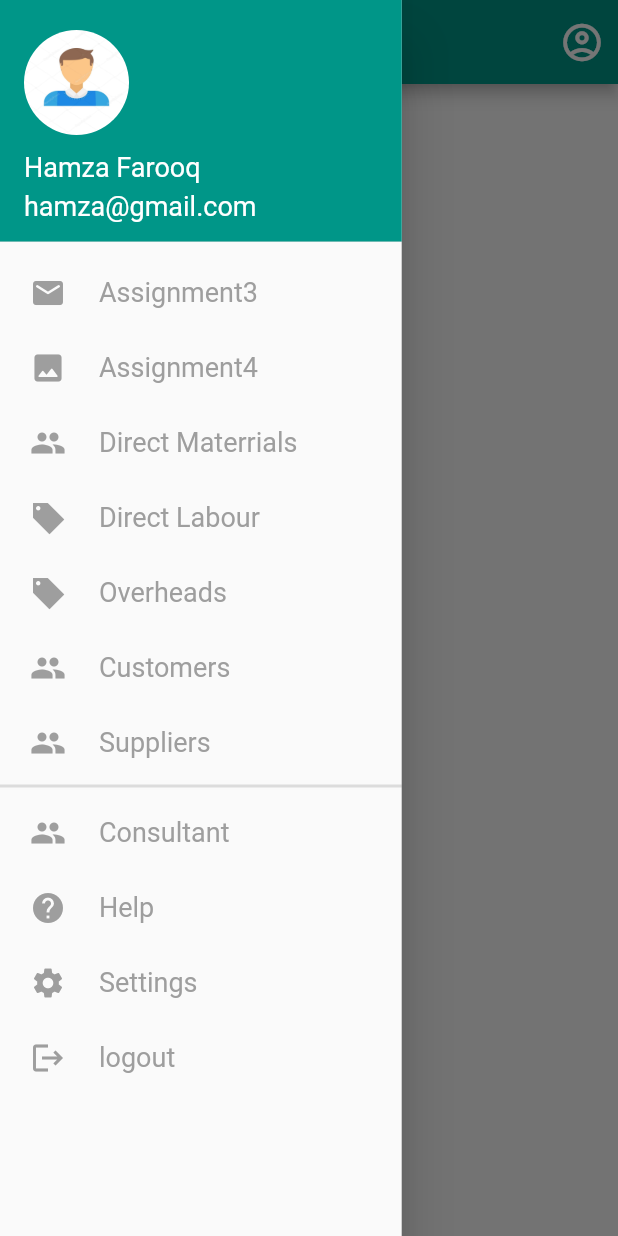
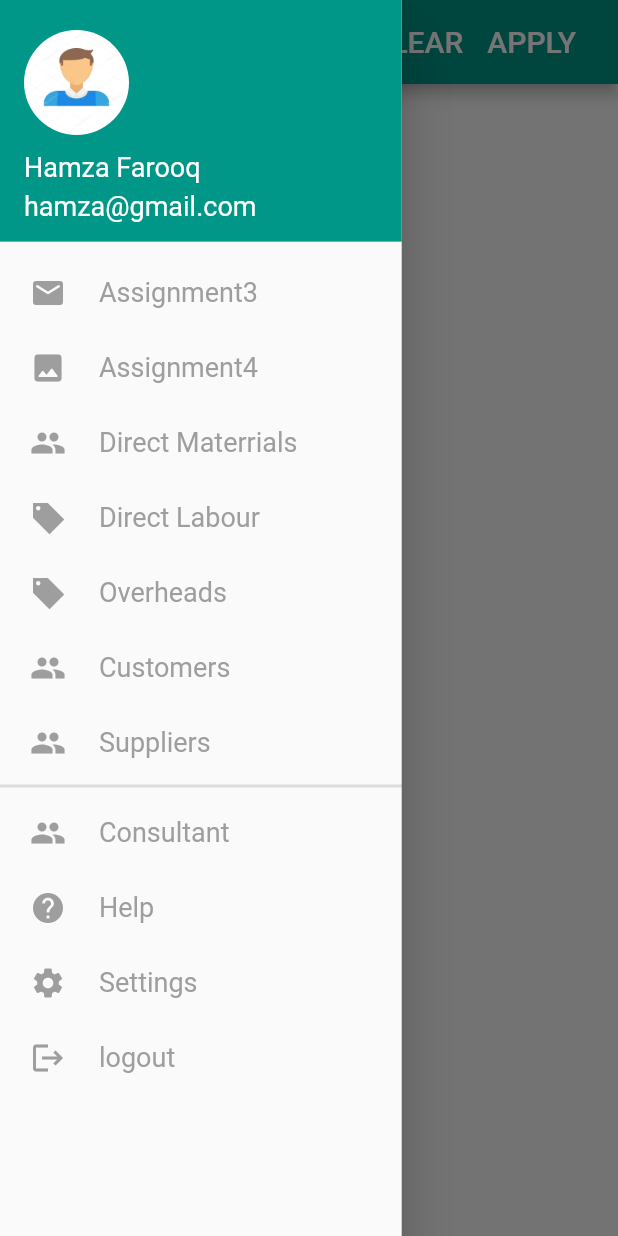
Before and after one commit to zahidalidev/Flutter-Navigation-and-API-Integration, a Flutter app: the Assignment4 screen opened by its route, with the side drawer open, on a phone screen of 412 x 824 dp. Run offline on Flutter 3.47's test engine with Material 2 defaults, Android fonts, the phone set to English and light mode, and no system bars.

Commit message:
assignment4_appbar

```diff
--- /dev/null
+++ b/lib/Widgets/Assignment4_AppBar.dart
@@ -0,0 +1,42 @@
+import 'package:flutter/material.dart';
+
+class Assignment4AppBar extends StatelessWidget implements PreferredSizeWidget {
+  @override
+  Size get preferredSize => const Size.fromHeight(56);
+
+  @override
+  Widget build(BuildContext context) {
+    return AppBar(
+      automaticallyImplyLeading: false,
+      leading: new Container(
+        child: Icon(Icons.close),
+      ),
+      title: Text('Sort & Filter'),
+      actions: [
+        TextButton(
+          onPressed: () => null,
+          child: const Text(
+            'CLEAR',
+            style: TextStyle(
+              color: Colors.white,
+              fontSize: 20,
+            ),
+          ),
+        ),
+        Container(
+          margin: const EdgeInsets.only(right: 20),
+          child: TextButton(
+            onPressed: () => null,
+            child: const Text(
+              'APPLY',
+              style: TextStyle(
+                color: Colors.white,
+                fontSize: 20,
+              ),
+            ),
+          ),
+        ),
+      ],
+    );
+  }
+}
--- a/lib/Widgets/assignment4.dart
+++ b/lib/Widgets/assignment4.dart
@@ -1,7 +1,7 @@
 // import 'package:flutter/cupertino.dart';
 import 'package:flutter/material.dart';
+import 'package:flutter_application_1/Widgets/Assignment4_AppBar.dart';
 import 'package:flutter_application_1/Widgets/Drawer.dart';
-import 'package:flutter_application_1/Widgets/MyAppBar.dart';
 
 class Assignment4 extends StatefulWidget {
   @override
@@ -12,7 +12,7 @@ class _Assignment4 extends State<Assignment4> {
   @override
   Widget build(BuildContext context) {
     return Scaffold(
-      appBar: MyAppBar(),
+      appBar: Assignment4AppBar(),
       drawer: Container(
         width: MediaQuery.of(context).size.width * 0.65,
         child: DrawerWidget(),
```
